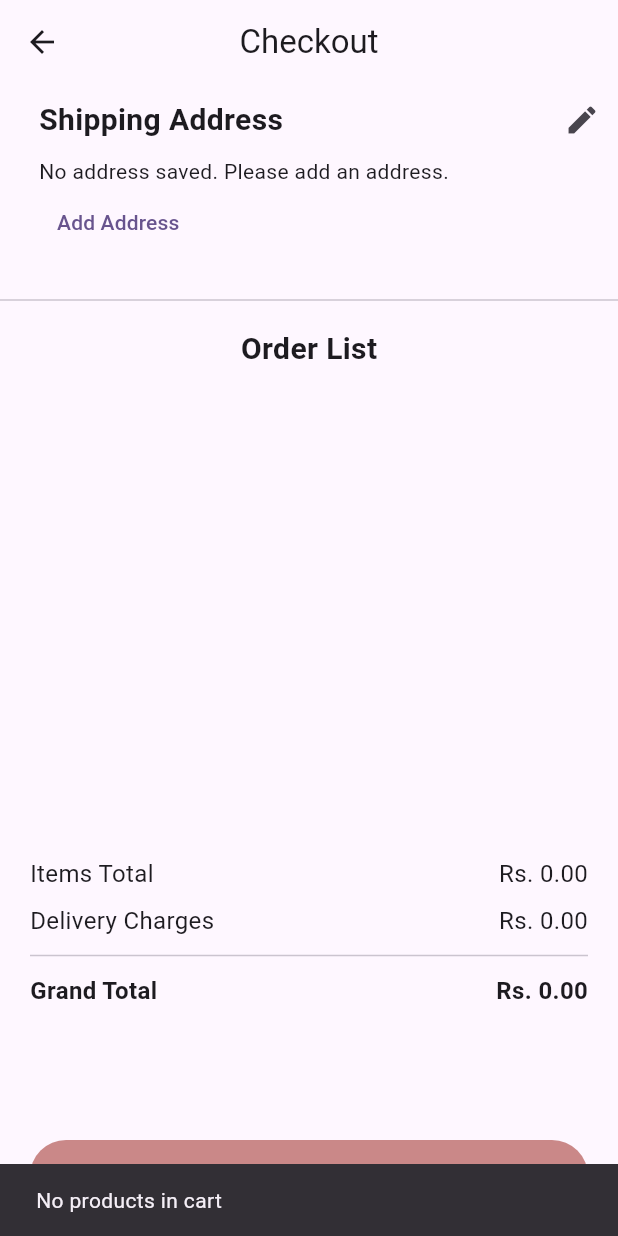
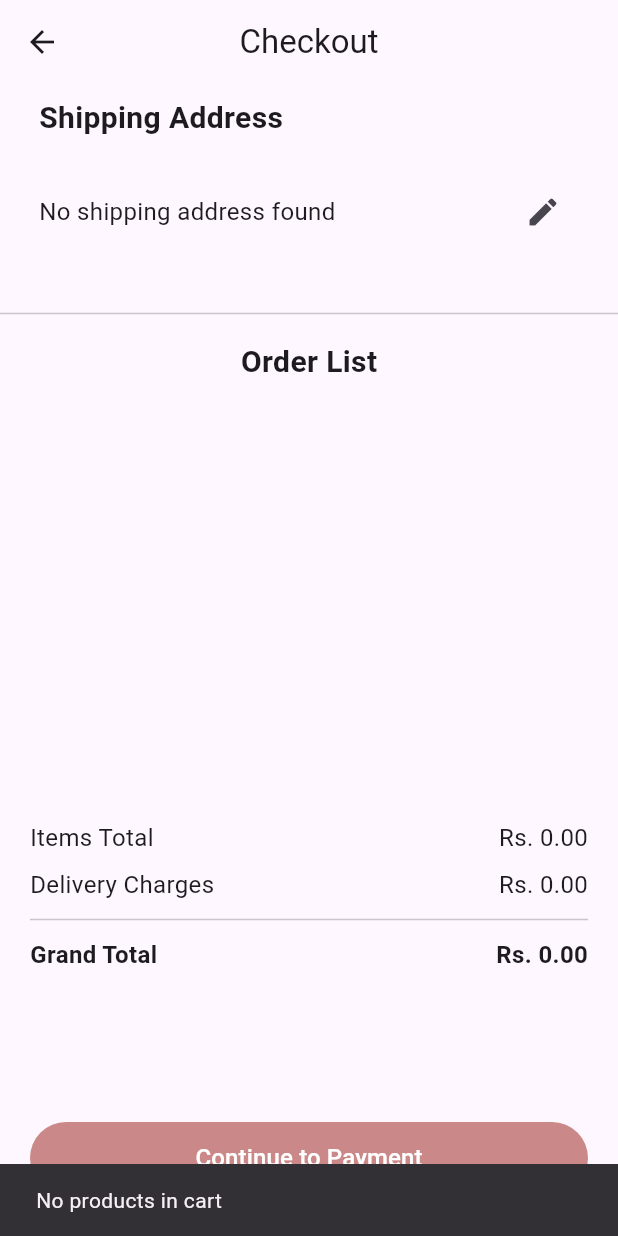
Before and after one commit to Muskan-7867/omeg-baraar-app, a Flutter app: the Checkout screen opened directly with empty values, after a tap on "Continue to Payment", on a phone screen of 412 x 824 dp. Run offline on Flutter 3.47's test engine with Material 3 defaults, Android fonts, the phone set to English and light mode, and no system bars; our stand-ins replace flutter_slidable, flutter_svg, shared_preferences, shimmer, timeline_tile; missing offline and left inert: razorpay_flutter; accounts and stored records are empty.

Commit message:
fix address issue

```diff
--- a/lib/screens/checkout/checkout.dart
+++ b/lib/screens/checkout/checkout.dart
@@ -1,5 +1,6 @@
 import 'package:flutter/material.dart';
 import 'package:omeg_bazaar/screens/checkout/order_list.dart';
+import 'package:omeg_bazaar/services/user/fetch_user_api.dart';
 import 'package:shared_preferences/shared_preferences.dart';
 import 'dart:convert';
 
@@ -29,7 +30,7 @@ class _CheckoutState extends State<Checkout> {
   void initState() {
     super.initState();
     _calculateTotals();
-    _loadAddress();
+    _loadUserAddress();
   }
 
   void _calculateTotals() {
@@ -50,22 +51,57 @@ class _CheckoutState extends State<Checkout> {
     grandTotal = totalPrice + deliveryCharges;
   }
 
-  Future<void> _loadAddress() async {
+  Future<void> _loadUserAddress() async {
     try {
       final prefs = await SharedPreferences.getInstance();
-      final addressJson = prefs.getString('useraddress');
 
-      if (addressJson != null) {
+      // First try to get from user data
+      final userDataString = prefs.getString(UserService.userDataKey);
+      if (userDataString != null) {
+        final userData = jsonDecode(userDataString);
+        final addressData = userData['user']['address'];
+
+        if (addressData != null && addressData is Map<String, dynamic>) {
           setState(() {
-          savedAddress = jsonDecode(addressJson);
+            savedAddress = {
+              'name': userData['user']['username'],
+              'address': addressData['street'] ?? addressData['address'],
+              'address1': addressData['address1'] ?? '',
+              'city': addressData['city'],
+              'state': addressData['state'],
+              'pincode': addressData['pincode'].toString(),
+              'phone': addressData['phone'].toString(),
+            };
             isLoading = false;
           });
-      } else {
+          return;
+        }
+      }
+
+      // If not found in user data, check the separate address storage
+      final addressJson = prefs.getString('useraddress');
+      if (addressJson != null) {
+        final addressData = jsonDecode(addressJson);
         setState(() {
+          savedAddress = {
+            'address': addressData['street'] ?? addressData['address'],
+            'address1': addressData['address1'] ?? '',
+            'city': addressData['city'],
+            'state': addressData['state'],
+            'pincode': addressData['pincode'].toString(),
+            'phone': addressData['phone'].toString(),
+          };
           isLoading = false;
         });
+        return;
       }
+
+      setState(() {
+        savedAddress = null;
+        isLoading = false;
+      });
     } catch (e) {
+      debugPrint('Error loading address: $e');
       setState(() {
         isLoading = false;
         errorMessage = 'Failed to load address';
@@ -81,20 +117,24 @@ class _CheckoutState extends State<Checkout> {
     if (errorMessage != null) {
       return Padding(
         padding: const EdgeInsets.symmetric(horizontal: 26),
-        child: Text(errorMessage!, style: TextStyle(color: Colors.red)),
+        child: Text(errorMessage!, style: const TextStyle(color: Colors.red)),
       );
     }
 
     if (savedAddress == null) {
       return Padding(
-        padding: const EdgeInsets.symmetric(horizontal: 26),
-        child: Column(
-          crossAxisAlignment: CrossAxisAlignment.start,
+        padding: const EdgeInsets.symmetric(horizontal: 26, vertical: 16),
+        child: Row(
+          mainAxisAlignment: MainAxisAlignment.spaceBetween,
           children: [
-            const Text('No address saved. Please add an address.'),
-            TextButton(
+            const Text(
+              'No shipping address found',
+              style: TextStyle(fontSize: 16),
+            ),
+            const SizedBox(height: 8),
+            IconButton(
               onPressed: _navigateToAddressForm,
-              child: const Text('Add Address'),
+              icon: const Icon(Icons.edit),
             ),
           ],
         ),
@@ -105,20 +145,21 @@ class _CheckoutState extends State<Checkout> {
       crossAxisAlignment: CrossAxisAlignment.start,
       children: [
         Row(
-          mainAxisAlignment: MainAxisAlignment.start,
-          crossAxisAlignment: CrossAxisAlignment.center,
+          mainAxisAlignment: MainAxisAlignment.spaceBetween,
           children: [
             const Padding(
               padding: EdgeInsets.fromLTRB(14, 16, 0, 0),
               child: Icon(Icons.location_on, size: 42, color: Colors.grey),
             ),
-            Padding(
+            Expanded(
+              child: Padding(
                 padding: const EdgeInsets.only(top: 10),
                 child: Text(
                   savedAddress!['type'] ?? 'Address',
                   style: const TextStyle(
                     fontSize: 16,
                     fontWeight: FontWeight.bold,
+                  ),
                 ),
               ),
             ),
@@ -167,7 +208,7 @@ class _CheckoutState extends State<Checkout> {
       setState(() {
         isLoading = true;
       });
-      await _loadAddress();
+      await _loadUserAddress();
     }
   }
 
@@ -178,26 +219,16 @@ class _CheckoutState extends State<Checkout> {
       body: Column(
         crossAxisAlignment: CrossAxisAlignment.start,
         children: [
-          Row(
-            mainAxisAlignment: MainAxisAlignment.spaceBetween,
-            children: [
           const Padding(
-                padding: EdgeInsets.symmetric(horizontal: 26),
+            padding: EdgeInsets.symmetric(horizontal: 26, vertical: 8),
             child: Text(
               'Shipping Address',
               style: TextStyle(fontSize: 20, fontWeight: FontWeight.bold),
             ),
           ),
-              IconButton(
-                onPressed: _navigateToAddressForm,
-                icon: const Icon(Icons.edit),
-              ),
-            ],
-          ),
           _buildAddressSection(),
           const SizedBox(height: 20),
           const Divider(),
-          // Order list
           Expanded(
             child: OrderList(
               cartProducts: widget.cartProducts,
--- a/lib/screens/checkout/order_list.dart
+++ b/lib/screens/checkout/order_list.dart
@@ -327,7 +327,7 @@ class _OrderListState extends State<OrderList> {
             isBuyNow: widget.isBuyNow,
           ),
           Padding(
-            padding: const EdgeInsets.symmetric(horizontal: 20, vertical: 16),
+            padding: const EdgeInsets.symmetric(horizontal: 20, vertical: 28),
             child: Container(
               decoration: BoxDecoration(
                 borderRadius: BorderRadius.circular(25),
--- a/lib/services/user/fetch_user_api.dart
+++ b/lib/services/user/fetch_user_api.dart
@@ -6,7 +6,7 @@ import 'package:shared_preferences/shared_preferences.dart';
 
 class UserService {
   static const baseUrl = ApiConstants.baseUrl;
-  static const _userDataKey = 'user_data';
+  static const userDataKey = 'user_data';
   static const _userOrdersKey = 'user_orders';
 
   static Future<Map<String, dynamic>> getUser(String token) async {
@@ -58,7 +58,7 @@ class UserService {
 
   static Future<void> _saveUserData(Map<String, dynamic> userData) async {
     final prefs = await SharedPreferences.getInstance();
-    await prefs.setString(_userDataKey, json.encode(userData));
+    await prefs.setString(userDataKey, json.encode(userData));
   }
 
   static Future<void> _saveUserOrders(List<dynamic> orders) async {
@@ -77,7 +77,7 @@ class UserService {
 
   static Future<void> clearUserData() async {
     final prefs = await SharedPreferences.getInstance();
-    await prefs.remove(_userDataKey);
+    await prefs.remove(userDataKey);
     await prefs.remove(_userOrdersKey);
   }
 }
```
Also changed, not shown: lib/screens/checkout/add_address.dart (+18 -19 lines), lib/screens/singleproduct/single_product_screen.dart (+6 -2 lines). Lines whose indentation alone changed are shown as unchanged.
